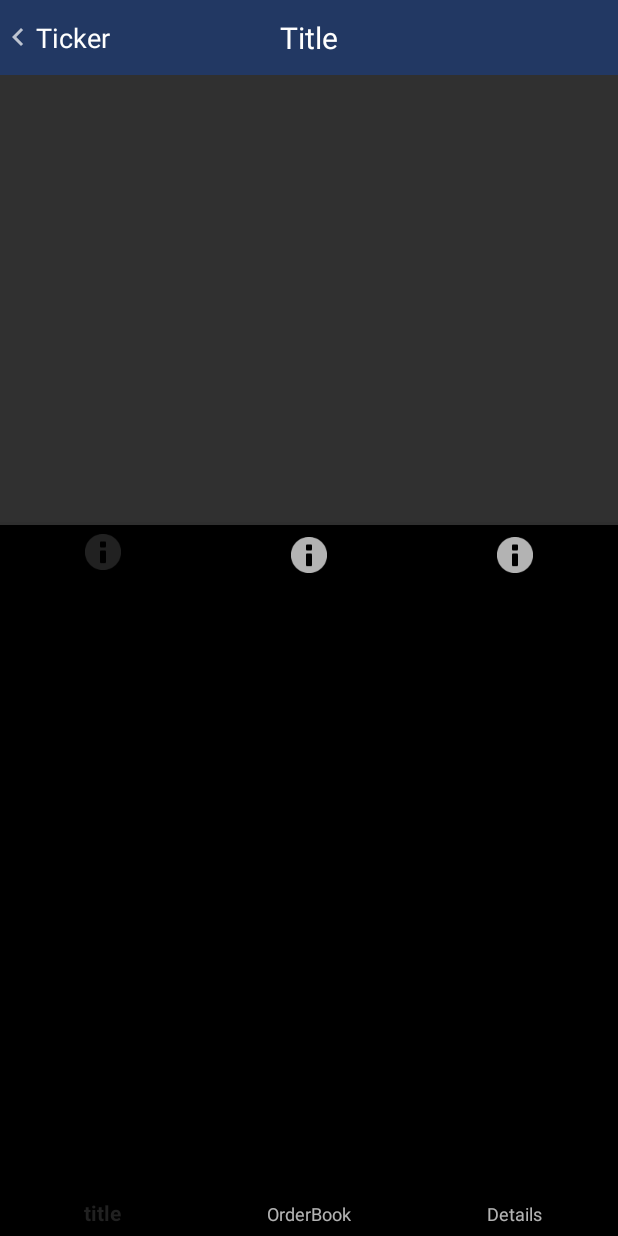
After one commit to wiffy-io/BitMex-ticker-android, an Android app: the InformationActivity screen opened directly, with no data from a screen before it, on a phone screen of 412 x 824 dp. The commit adds this screen. Run offline under Robolectric (Android 15) with nearby library versions, the phone set to English and light mode, and no system bars.

Commit message:
20190609/1:13AM

```diff
--- a/app/build.gradle
+++ b/app/build.gradle
@@ -28,6 +28,7 @@ dependencies {
     implementation 'androidx.appcompat:appcompat:1.0.2'
     implementation 'androidx.core:core-ktx:1.0.2'
     implementation 'androidx.constraintlayout:constraintlayout:1.1.3'
+    implementation 'com.google.android.material:material:1.1.0-alpha07'
 
     implementation 'org.java-websocket:Java-WebSocket:1.4.0'
 
--- a/app/src/main/AndroidManifest.xml
+++ b/app/src/main/AndroidManifest.xml
@@ -28,8 +28,8 @@
         <activity
                 android:name=".ui.Setting.SettingActivity"
                 android:theme="@style/Theme.AppCompat.NoActionBar"/>
-        <activity android:name=".ui.Dialog.DialogActivity"
-        android:theme="@style/AppTheme.Dark.Dialog"
+        <activity android:name=".ui.Information.InformationActivity"
+        android:theme="@style/Theme.AppCompat.NoActionBar"
         />
     </application>
 
--- /dev/null
+++ b/app/src/main/java/com/pale_cosmos/bitmexticker/ui/Information/InformationActivity.kt
@@ -0,0 +1,27 @@
+package com.pale_cosmos.bitmexticker.ui.Information
+
+import android.os.Bundle
+import android.view.WindowManager
+import androidx.appcompat.app.AppCompatActivity
+import com.pale_cosmos.bitmexticker.R
+import com.pale_cosmos.bitmexticker.extension.get_navi
+import kotlinx.android.synthetic.main.activity_information.*
+
+class InformationActivity : AppCompatActivity(), InformationContract.View {
+    lateinit var mPresenter: InformationPresenter
+    override fun onCreate(savedInstanceState: Bundle?) {
+        super.onCreate(savedInstanceState)
+        setContentView(R.layout.activity_information)
+        supportActionBar?.hide()
+        mPresenter = InformationPresenter(this)
+        mPresenter.init()
+
+    }
+
+    override fun changeUI() {
+        window.addFlags(WindowManager.LayoutParams.FLAG_DRAWS_SYSTEM_BAR_BACKGROUNDS)
+        window.statusBarColor = resources.getColor(get_navi())
+        //add this
+        toMainFromInformation.setCompoundDrawablesWithIntrinsicBounds(R.drawable.baseline_chevron_left_24, 0, 0, 0)
+    }
+}
--- /dev/null
+++ b/app/src/main/java/com/pale_cosmos/bitmexticker/ui/Information/InformationContract.kt
@@ -0,0 +1,10 @@
+package com.pale_cosmos.bitmexticker.ui.Information
+
+interface InformationContract {
+    interface View{
+        fun changeUI()
+    }
+    interface Presenter{
+        fun init()
+    }
+}
--- /dev/null
+++ b/app/src/main/java/com/pale_cosmos/bitmexticker/ui/Information/InformationPresenter.kt
@@ -0,0 +1,9 @@
+package com.pale_cosmos.bitmexticker.ui.Information
+
+class InformationPresenter(act:InformationContract.View):InformationContract.Presenter {
+
+    private val mView = act
+    override fun init() {
+        mView.changeUI()
+    }
+}
--- a/app/src/main/java/com/pale_cosmos/bitmexticker/ui/Main/MainActivity.kt
+++ b/app/src/main/java/com/pale_cosmos/bitmexticker/ui/Main/MainActivity.kt
@@ -12,6 +12,7 @@ import com.pale_cosmos.bitmexticker.extension.get_brightness
 import com.pale_cosmos.bitmexticker.extension.get_navi
 import com.pale_cosmos.bitmexticker.extension.get_table_out
 import com.pale_cosmos.bitmexticker.model.Util
+import com.pale_cosmos.bitmexticker.ui.Information.InformationActivity
 import com.pale_cosmos.bitmexticker.ui.Setting.SettingActivity
 import kotlinx.android.synthetic.main.activity_main.*
 import kotlinx.android.synthetic.main.app_bar_main.*
@@ -35,7 +36,7 @@ class MainActivity : AppCompatActivity(), MainContract.View {
 
     override fun set_recycler(init_coin: ArrayList<ConcurrentHashMap<String, String>>) {
         Handler(applicationContext.mainLooper).post {
-            myAdapter = MainAdapter(init_coin, this, Util.dark_theme)
+            myAdapter = MainAdapter(init_coin, this, Util.dark_theme,this)
             recycler.adapter = myAdapter
             recycler.layoutManager = LinearLayoutManager(this)
             //myAdapter.notifyDataSetChanged()
@@ -75,4 +76,11 @@ class MainActivity : AppCompatActivity(), MainContract.View {
         startActivity(Intent(this@MainActivity, SettingActivity::class.java))
         overridePendingTransition(R.anim.rightin_activity, R.anim.leftout_activity)
     }
+
+    override fun moveToInformation(bundle: Bundle) {
+        var intents = Intent(this@MainActivity, InformationActivity::class.java)
+        intents.putExtra("info",bundle)
+        startActivity(intents)
+        overridePendingTransition(R.anim.rightin_activity, R.anim.leftout_activity)
+    }
 }
--- a/app/src/main/java/com/pale_cosmos/bitmexticker/ui/Main/MainAdapter.kt
+++ b/app/src/main/java/com/pale_cosmos/bitmexticker/ui/Main/MainAdapter.kt
@@ -2,20 +2,25 @@ package com.pale_cosmos.bitmexticker.ui.Main
 
 
 import android.content.Context
+import android.content.Intent
+import android.os.Bundle
 import android.util.Log
 import android.view.LayoutInflater
+import android.view.MotionEvent
 import android.view.ViewGroup
 import androidx.core.content.ContextCompat
+import androidx.core.content.ContextCompat.startActivity
 import androidx.recyclerview.widget.RecyclerView
 import com.pale_cosmos.bitmexticker.R
 import com.pale_cosmos.bitmexticker.extension.get_table_in
 import com.pale_cosmos.bitmexticker.extension.get_title
 import com.pale_cosmos.bitmexticker.extension.get_title2
+import com.pale_cosmos.bitmexticker.ui.Information.InformationActivity
 import kotlinx.android.synthetic.main.main_adapter.view.*
 import java.util.concurrent.ConcurrentHashMap
 
 
-class MainAdapter(var items: ArrayList<ConcurrentHashMap<String, String>>, var context: Context, var is_dark: Boolean) :
+class MainAdapter(var items: ArrayList<ConcurrentHashMap<String, String>>, var context: Context, var is_dark: Boolean, val mView:MainContract.View) :
     RecyclerView.Adapter<MainAdapter.MainViewHolder>() {
 
     override fun onCreateViewHolder(parent: ViewGroup, p1: Int) = MainViewHolder(parent)
@@ -40,6 +45,7 @@ class MainAdapter(var items: ArrayList<ConcurrentHashMap<String, String>>, var c
 //                    card_in.setCardBackgroundColor(ContextCompat.getColor(context, R.color.green))
 //                }
                 // 코드 간결화 작업
+
                 symbol.text = item["Symbol"]
                 name_info.text = item["name_info"]
                 price.text = item["price"]
@@ -47,6 +53,27 @@ class MainAdapter(var items: ArrayList<ConcurrentHashMap<String, String>>, var c
                     "n" -> card_in.setCardBackgroundColor(ContextCompat.getColor(context, R.color.normal))
                     "r" -> card_in.setCardBackgroundColor(ContextCompat.getColor(context, R.color.red))
                     "g" -> card_in.setCardBackgroundColor(ContextCompat.getColor(context, R.color.green))
+                }
+                itemView.setOnClickListener {
+                    var bundle = Bundle()
+//                    bundle.putXXX(XX,XX)
+                    mView.moveToInformation(bundle)
+                }
+                itemView.setOnTouchListener { v, event ->
+                    when(event.action)
+                    {
+                        MotionEvent.ACTION_DOWN->{
+                            v.bg.setCardBackgroundColor(get_title())
+                        }
+                        MotionEvent.ACTION_UP->{
+                            v.bg.setCardBackgroundColor(get_table_in())
+                        }
+                        MotionEvent.ACTION_CANCEL->{
+                            v.bg.setCardBackgroundColor(get_table_in())
+                        }
+                        else->{}
+                    }
+                    false
                 }
             }
         }
--- a/app/src/main/java/com/pale_cosmos/bitmexticker/ui/Main/MainContract.kt
+++ b/app/src/main/java/com/pale_cosmos/bitmexticker/ui/Main/MainContract.kt
@@ -1,5 +1,6 @@
 package com.pale_cosmos.bitmexticker.ui.Main
 
+import android.os.Bundle
 import android.view.View
 import java.util.concurrent.ConcurrentHashMap
 
@@ -13,6 +14,7 @@ interface MainContract {
         fun set_recycler(init_coin:ArrayList<ConcurrentHashMap<String, String>>)
         fun update_recycler(mod_coin:ArrayList<ConcurrentHashMap<String, String>>)
         fun update_recycler_theme()
+        fun moveToInformation(bundle:Bundle)
     }
     interface Presenter{
         fun change_UI()
--- /dev/null
+++ b/app/src/main/res/layout/activity_information.xml
@@ -0,0 +1,51 @@
+<?xml version="1.0" encoding="utf-8"?>
+
+<RelativeLayout
+        xmlns:android="http://schemas.android.com/apk/res/android"
+        android:layout_width="match_parent"
+        android:layout_height="match_parent" xmlns:app="http://schemas.android.com/apk/res-auto">
+    <RelativeLayout
+            android:id="@+id/information_toolbar"
+            android:layout_width="match_parent"
+            android:layout_height="50dp"
+            android:background="@color/dark_navi"
+            android:layout_alignParentTop="true">
+
+        <androidx.appcompat.widget.AppCompatTextView
+                android:layout_width="wrap_content"
+                android:layout_height="match_parent"
+                android:textColor="#ffffff"
+                android:textSize="20sp"
+                android:layout_centerInParent="true"
+                android:id="@+id/information_title"
+                android:gravity="center_vertical"
+                android:text="Title"/>
+
+        <androidx.appcompat.widget.AppCompatTextView
+                android:layout_width="wrap_content"
+                android:layout_height="match_parent"
+                android:layout_centerInParent="true"
+                android:gravity="center_vertical"
+                android:id="@+id/toMainFromInformation"
+                android:textSize="18sp"
+                android:layout_alignParentStart="true"
+                android:text="Ticker"
+                android:textColor="@drawable/text_setting_selector"
+        />
+    </RelativeLayout>
+    <FrameLayout
+            android:layout_width="match_parent"
+            android:layout_height="300dp"
+            android:id="@+id/information_frame"
+            android:layout_below="@id/information_toolbar"
+    />
+    <com.google.android.material.bottomnavigation.BottomNavigationView
+            android:id="@+id/information_navi"
+            android:layout_below="@id/information_frame"
+            android:layout_alignParentBottom="true"
+            android:layout_width="match_parent"
+
+            app:menu="@menu/information_menu"
+            android:layout_height="wrap_content"/>
+
+</RelativeLayout>
--- a/app/src/main/res/layout/activity_splash.xml
+++ b/app/src/main/res/layout/activity_splash.xml
@@ -1,6 +1,7 @@
 <?xml version="1.0" encoding="utf-8"?>
 <RelativeLayout
-        xmlns:android="http://schemas.android.com/apk/res/android" xmlns:app="http://schemas.android.com/apk/res-auto"
+        xmlns:android="http://schemas.android.com/apk/res/android"
+        xmlns:app="http://schemas.android.com/apk/res-auto"
         android:background="@color/dark_table_out"
         android:layout_width="match_parent"
         android:layout_height="match_parent"
--- a/app/src/main/res/layout/app_bar_setting.xml
+++ b/app/src/main/res/layout/app_bar_setting.xml
@@ -13,12 +13,12 @@
             android:layout_height="match_parent"
             android:textColor="#ffffff"
             android:textSize="20sp"
-
             android:layout_centerInParent="true"
             android:gravity="center_vertical"
             android:text="Setting"/>
 
-    <androidx.appcompat.widget.AppCompatTextView android:layout_width="wrap_content"
+    <androidx.appcompat.widget.AppCompatTextView
+            android:layout_width="wrap_content"
             android:layout_height="match_parent"
             android:layout_centerInParent="true"
             android:gravity="center_vertical"
@@ -26,16 +26,6 @@
             android:textSize="18sp"
             android:layout_alignParentStart="true"
             android:text="Ticker"
-                                                 android:textColor="@drawable/text_setting_selector"
-    />
-
-    <!--<androidx.appcompat.widget.AppCompatImageView-->
-    <!--android:layout_width="25dp"-->
-    <!--android:layout_height="25dp"-->
-    <!--android:id="@+id/setting_main"-->
-    <!--android:layout_alignParentEnd="true"-->
-    <!--android:layout_centerVertical="true"-->
-    <!--android:layout_marginEnd="15dp"-->
-    <!--android:src="@drawable/setting"/>-->
+            android:textColor="@drawable/text_setting_selector"/>
 
 </RelativeLayout>
--- a/app/src/main/res/layout/main_adapter.xml
+++ b/app/src/main/res/layout/main_adapter.xml
@@ -1,15 +1,17 @@
 <?xml version="1.0" encoding="utf-8"?>
 
 <androidx.cardview.widget.CardView
-        android:id="@+id/bg"
         xmlns:android="http://schemas.android.com/apk/res/android"
         xmlns:app="http://schemas.android.com/apk/res-auto"
+        android:id="@+id/bg"
         android:layout_height="wrap_content"
         android:layout_width="match_parent"
         app:cardCornerRadius="3dp"
         app:cardElevation="0dp"
+        android:clickable="true"
+        android:focusable="true"
         app:cardBackgroundColor="@color/dark_table_in"
-        android:layout_margin="5dp">
+        android:layout_margin="5dp" >
 
     <RelativeLayout
             android:layout_height="match_parent"
--- /dev/null
+++ b/app/src/main/res/menu/information_menu.xml
@@ -0,0 +1,21 @@
+<?xml version="1.0" encoding="utf-8"?>
+<menu xmlns:android="http://schemas.android.com/apk/res/android"
+      xmlns:app="http://schemas.android.com/apk/res-auto">
+    <item
+            android:id="@+id/action_one"
+            app:showAsAction="ifRoom"
+            android:enabled="true"
+            android:icon="@android:drawable/ic_dialog_info"
+            android:title="title" />
+    <item
+            android:id="@+id/action_two"
+            app:showAsAction="ifRoom"
+            android:icon="@android:drawable/ic_dialog_info"
+            android:title="OrderBook" />
+    <item
+            android:id="@+id/action_three"
+            app:showAsAction="ifRoom"
+            android:enabled="true"
+            android:icon="@android:drawable/ic_dialog_info"
+            android:title="Details" />
+</menu>
```
Also changed, not shown: app/src/main/java/com/pale_cosmos/bitmexticker/ui/Main/MainPresenter.kt (+1 -7 lines). Lines whose indentation alone changed are shown as unchanged.
